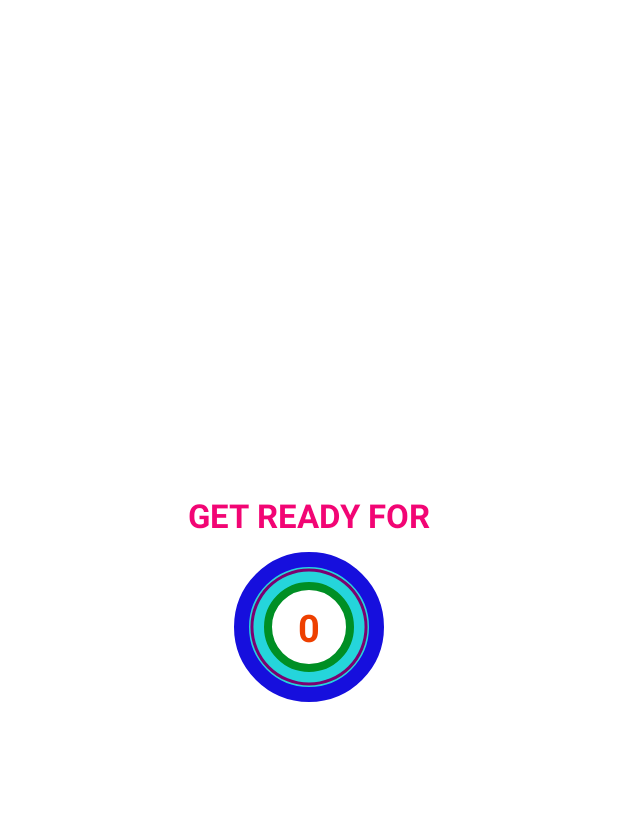
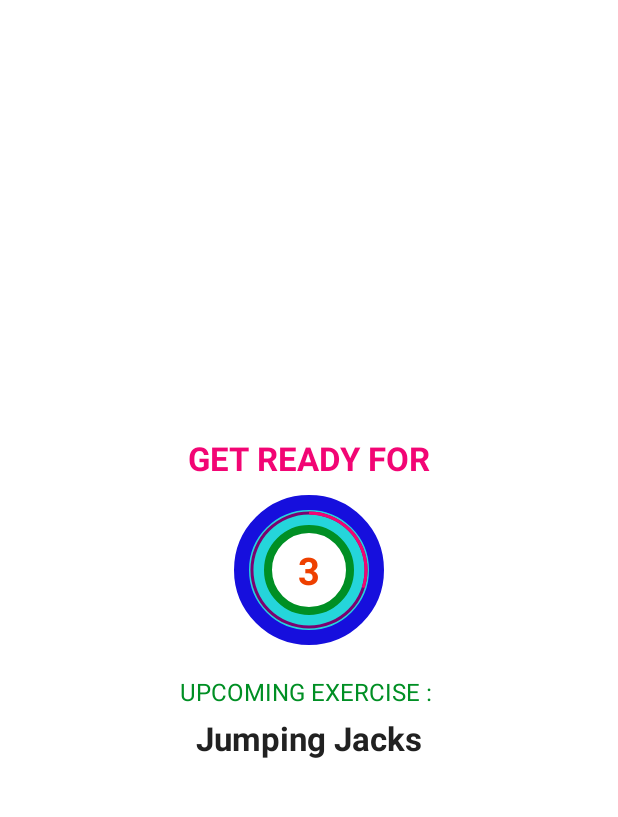
Before and after one commit to Roshan13046/Home_Workout_Kotlin_Android_App, an Android app: the ExerciseActivity screen opened directly, with no data from a screen before it, on a phone screen of 412 x 824 dp, the part 62-879 px from its top. Run offline under Robolectric (Android 15) with nearby library versions, the light colour scheme and no system bars.

Commit message:
Added the Upcoming Exercise Text to the RestView.

```diff
--- a/app/src/main/java/com/example/daily_workout_app/ExerciseActivity.kt
+++ b/app/src/main/java/com/example/daily_workout_app/ExerciseActivity.kt
@@ -13,7 +13,7 @@ class ExerciseActivity : AppCompatActivity() {
     private var restProgress = 0// progress from 0 to 10
 
     //TO DO: change the restTimerDuration from 2 to 10 seconds after testing
-    private var restTimerDuration: Long = 2
+    private var restTimerDuration: Long = 5
 
     //variable for exercise timer
     private var exerciseTimer: CountDownTimer?=null
@@ -39,9 +39,8 @@ class ExerciseActivity : AppCompatActivity() {
             onBackPressed()
         }
 
+        exerciseList = Constants.defaultExerciseList()
         setupRestView()
-
-        exerciseList = Constants.defaultExerciseList()
     }
 
     override fun onDestroy(){
@@ -105,6 +104,8 @@ class ExerciseActivity : AppCompatActivity() {
             restTimer!!.cancel()
             restProgress = 0
         }
+
+        tvUpcomingExerciseName.text = exerciseList!![currentExercisePosition + 1].getName()
         setRestProgressBar()
     }
 
--- a/app/src/main/res/layout/activity_exercise.xml
+++ b/app/src/main/res/layout/activity_exercise.xml
@@ -69,6 +69,27 @@
                     android:text="10"/>
             </LinearLayout>
         </FrameLayout>
+
+        <TextView
+            android:layout_width="wrap_content"
+            android:layout_height="wrap_content"
+            android:layout_marginTop="20dp"
+            android:text="UPCOMING EXERCISE : "
+            android:textSize="16sp"
+            android:textColor="@color/colorAccent"
+            />
+
+        <TextView
+            android:id="@+id/tvUpcomingExerciseName"
+            android:layout_width="wrap_content"
+            android:layout_height="wrap_content"
+            android:layout_marginTop="5dp"
+            android:textColor="#212121"
+            android:textSize="22sp"
+            android:textStyle="bold"
+            android:text="Exercise Name"/>
+
+        />
     </LinearLayout>
 
     <LinearLayout
```
